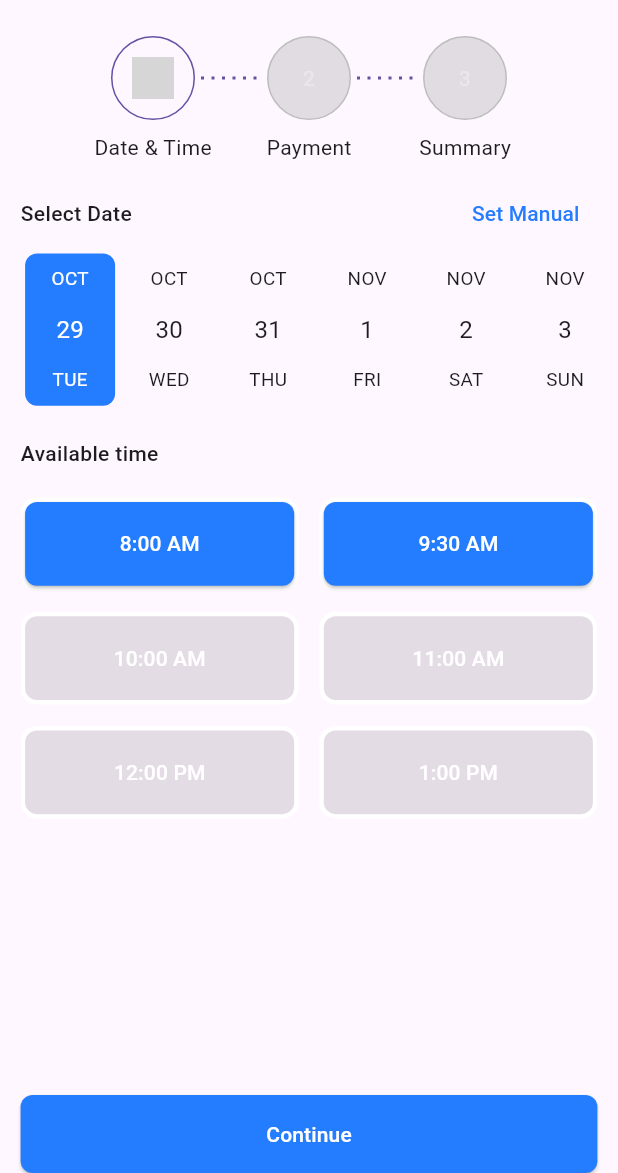
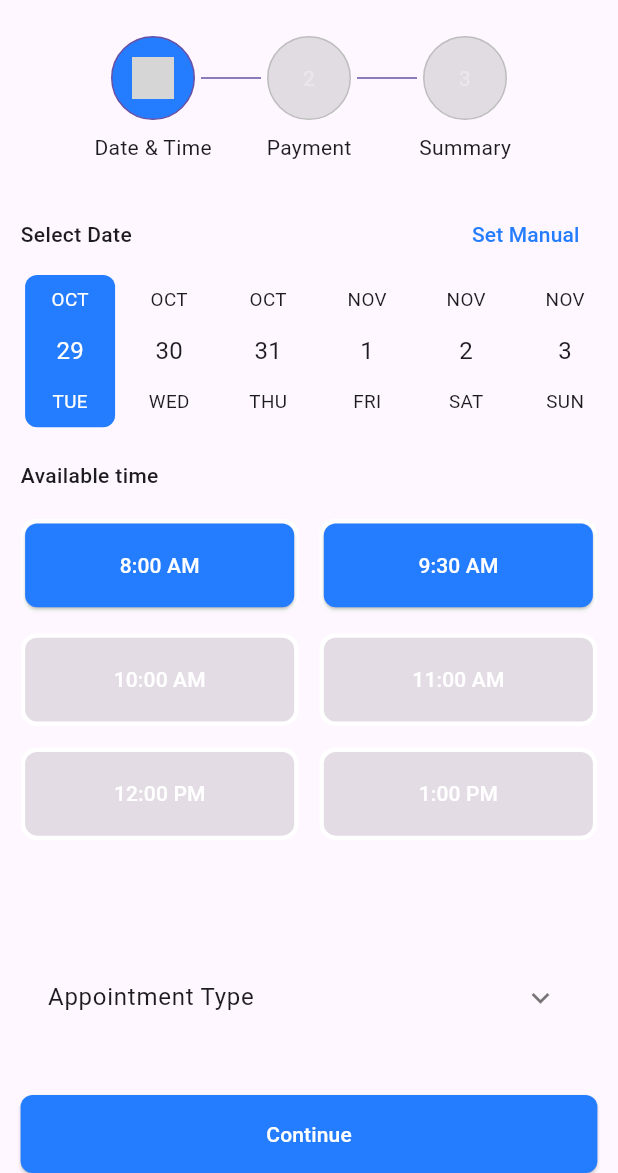
Before and after one commit to ahmedemara231/doctor_appointment, a Flutter app: the screen it shows after launch, on a phone screen of 412 x 824 dp, the part 63-1236 px from its top. Run offline on Flutter 3.47's test engine with Material 3 defaults, Android fonts, the light colour scheme and no system bars; drawn by our look-alikes of date_picker_timeline, easy_stepper, expansion_tile_card, skeletonizer; our stand-ins replace bloc, cached_network_image, connectivity_plus, dio, easy_localization, equatable and 15 more; missing offline and left inert: animated_snack_bar, flutter_expandable_text, loading_icon_button, rating_summary, svg_flutter; accounts and stored records are empty; grey boxes are pictures that could not be loaded.

Commit message:
BUILD: book date time

```diff
--- a/lib/view/book_appointment/main_screen.dart
+++ b/lib/view/book_appointment/main_screen.dart
@@ -23,13 +23,14 @@ class _DateAppointmentState extends State<DateAppointment> {
     Summary()
   ];
 
-  int currentPage = 0;
-
+  ValueNotifier<int> currentPage = ValueNotifier(0);
   late PageController controller;
 
   @override
   void initState() {
-    controller  = PageController(initialPage: currentPage);
+    controller  = PageController(
+        initialPage: currentPage.value
+    );
     super.initState();
   }
   @override
@@ -47,24 +48,27 @@ class _DateAppointmentState extends State<DateAppointment> {
         padding: context.horizontalSymmetricPadding(12.w),
         child: Column(
           children: [
-            MyStepper(newStep: currentPage),
+            ValueListenableBuilder(
+                valueListenable: currentPage,
+                builder: (context, value, child) => MyStepper(newStep: value)
+            ),
             Expanded(
+              child: Padding(
+                padding: context.verticalSymmetricPadding(12.h),
                 child: PageView.builder(
                   controller: controller,
                     onPageChanged: (value) {
-                    currentPage = value;
-                    setState(() {});
+                      changeValue(value);
                     },
                     itemBuilder: (context, index) => appointmentFlow[index],
                     itemCount: appointmentFlow.length,
                 ),
               ),
+            ),
             AppButton(
                 title: 'Continue',
                 onPressed: () {
-                  currentPage++;
-                  setState(() {});
-
+                  changeValue(currentPage.value + 1);
                   controller.nextPage(
                       duration: const Duration(milliseconds: 500),
                       curve: Curves.easeInOutSine
@@ -76,4 +80,8 @@ class _DateAppointmentState extends State<DateAppointment> {
       ),
     );
   }
+  void changeValue(int value) {
+    currentPage.value = value;
+    currentPage.notifyListeners();
   }
+}
--- a/lib/view/book_appointment/screens/date_time.dart
+++ b/lib/view/book_appointment/screens/date_time.dart
@@ -1,5 +1,6 @@
 import 'package:doctors_appointment/constants/app_constants.dart';
 import 'package:doctors_appointment/helpers/app_widgets/app_button.dart';
+import 'package:doctors_appointment/helpers/base_extensions/context/mediaQuery.dart';
 import 'package:doctors_appointment/helpers/base_extensions/context/padding.dart';
 import 'package:doctors_appointment/helpers/base_widgets/text.dart';
 import 'package:doctors_appointment/view/book_appointment/widgets/date_picker.dart';
@@ -10,6 +11,8 @@ import 'package:flutter/material.dart';
 import 'package:flutter_bloc/flutter_bloc.dart';
 import 'package:flutter_screenutil/flutter_screenutil.dart';
 import 'package:skeletonizer/skeletonizer.dart';
+
+import '../widgets/appointment_type.dart';
 
 class DateTimeAppointment extends StatefulWidget {
   const DateTimeAppointment({super.key});
@@ -29,9 +32,9 @@ class _DateTimeAppointmentState extends State<DateTimeAppointment> with Automati
   }
   @override
   Widget build(BuildContext context) {
-    return Scaffold(
-        body: Column(
-          crossAxisAlignment: CrossAxisAlignment.start,
+    super.build(context);
+    return ListView(
+      // crossAxisAlignment: CrossAxisAlignment.start,
       children: [
         Row(
           children: [
@@ -60,7 +63,8 @@ class _DateTimeAppointmentState extends State<DateTimeAppointment> with Automati
           child: MyText(text: 'Available time', fontWeight: FontWeight.w500,),
         ),
         BlocBuilder<HomeCubit, HomeState>(
-              builder: (context, state) => Expanded(
+          builder: (context, state) => SizedBox(
+            height: context.setHeight(3),
             child: Skeletonizer(
               enabled: state.currentState == States.getAvailableTimesLoading,
               child: state.currentState == States.getAvailableTimesError?
@@ -69,7 +73,7 @@ class _DateTimeAppointmentState extends State<DateTimeAppointment> with Automati
                 onPressed: () => context.read<HomeCubit>().getAvailableTimes(),
               ) :
               GridView.builder(
-                    // physics: const NeverScrollableScrollPhysics(),
+                physics: const NeverScrollableScrollPhysics(),
                 gridDelegate: SliverGridDelegateWithFixedCrossAxisCount(
                     childAspectRatio: 3,
                     mainAxisSpacing: 12.h,
@@ -97,9 +101,13 @@ class _DateTimeAppointmentState extends State<DateTimeAppointment> with Automati
               ),
             ),
           ),
+        ),
+        ChooseFromAvailableOptions(
+          title: 'Appointment Type',
+          optionsList: const <String>['In Person', 'Video Call', 'Phone Call'],
+          onSelectAppointmentType: (option) {},
         )
       ],
-        ),
     );
   }
 
--- /dev/null
+++ b/lib/view/book_appointment/widgets/appointment_type.dart
@@ -0,0 +1,54 @@
+import 'package:doctors_appointment/helpers/base_extensions/context/padding.dart';
+import 'package:expansion_tile_card/expansion_tile_card.dart';
+import 'package:flutter/material.dart';
+import 'package:flutter_screenutil/flutter_screenutil.dart';
+
+import '../../../constants/app_constants.dart';
+import '../../../helpers/base_widgets/text.dart';
+
+class ChooseFromAvailableOptions extends StatefulWidget {
+  const ChooseFromAvailableOptions({Key? key,
+    required this.onSelectAppointmentType,
+    required this.title,
+    required this.optionsList,
+  }) : super(key: key);
+
+  final String title;
+  final List<String> optionsList;
+  @override
+  State<ChooseFromAvailableOptions> createState() => _ChooseFromAvailableOptionsState();
+
+  final void Function(String option) onSelectAppointmentType;
+}
+
+class _ChooseFromAvailableOptionsState extends State<ChooseFromAvailableOptions> {
+  String option = '';
+  @override
+  Widget build(BuildContext context) {
+    return  Padding(
+      padding: context.verticalSymmetricPadding(12.h),
+      child: ExpansionTileCard(
+        title: MyText(text: widget.title),
+        children: List.generate(
+          widget.optionsList.length,
+              (index) => RadioListTile<String>(
+          activeColor: Constants.appColor,
+          title: MyText(
+              text: widget.optionsList[index],
+              fontSize: 16.sp,
+          ),
+          value: widget.optionsList[index],
+          selected: option == widget.optionsList[index]? true : false,
+          groupValue: option,
+          onChanged: (value) {
+            setState(() {
+              option = value!;
+              widget.onSelectAppointmentType(option);
+            });
+          },
+        ),
+        )
+      ),
+    );
+  }
+}
--- a/lib/view/book_appointment/widgets/stepper.dart
+++ b/lib/view/book_appointment/widgets/stepper.dart
@@ -19,15 +19,19 @@ class _MyStepperState extends State<MyStepper> {
 
   @override
   Widget build(BuildContext context) {
-    return  EasyStepper(
+    return EasyStepper(
       activeStep: widget.newStep,
       stepShape: StepShape.circle,
       borderThickness: 1,
-      padding: context.allPadding(10),
+      activeStepBorderType: BorderType.normal,
+      unreachedStepBorderType: BorderType.normal,
+      finishedStepBorderType: BorderType.normal,
       stepRadius: 28,
+      activeStepBackgroundColor: Constants.appColor,
+      lineStyle: const LineStyle(lineType: LineType.normal),
       finishedStepBorderColor: Colors.white,
       finishedStepTextColor: Colors.white,
-      finishedStepBackgroundColor: Constants.appColor,
+      finishedStepBackgroundColor: Colors.green,
       unreachedStepBackgroundColor: Colors.grey.withOpacity(.3),
       unreachedStepIconColor: Colors.red,
       showLoadingAnimation: true,
@@ -45,7 +49,6 @@ class _MyStepperState extends State<MyStepper> {
           ),
         ),
       ),),
-      // onStepReached: (index) => setState(() => activeStep = index),
     );
   }
 }
```
Also changed, not shown: lib/helpers/data_types/appointment_details.dart (added, +11 -0 lines), lib/view/book_appointment/screens/payment.dart (+12 -1 lines), lib/model/remote/stripe/repos/post.dart (added), lib/model/remote/stripe/service/stripe_connection.dart (added), lib/model/remote/stripe/service/stripe_constants.dart (added). Lines whose indentation alone changed are shown as unchanged.
